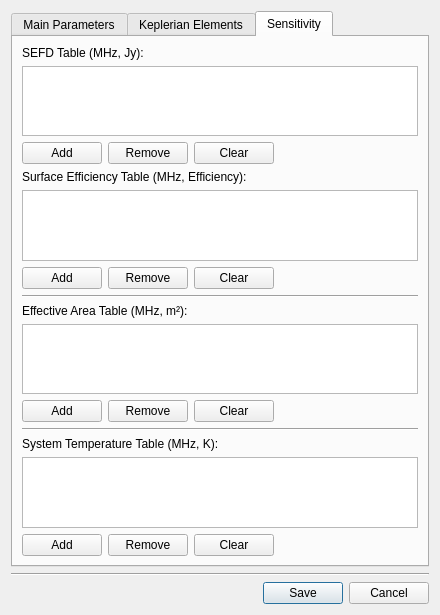
First picture: the form in pastrocore/gui_pyside/dialog_editor_space_telescope.ui, repository Torward1024/pAstroCORE, before the edit.
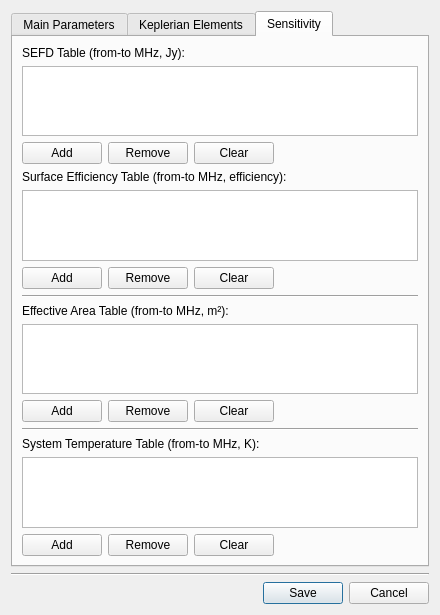
Second picture: the form after the edit. The open tabs and pages were chosen to show the change. Icons and pictures are not drawn.

Commit message:
17.09.2026 -- E1, part 1: a measured table says what it holds for.
A row of the SEFD, system temperature, aperture efficiency and effective area
tables is `(f_min, f_max, value)`: what was measured and the range it holds
for. A band is given a value only by a row covering its frequency, and ranges
in one table may not overlap, so no frequency has two answers.

What changed in the file:
```diff
--- a/pastrocore/gui_pyside/dialog_editor_space_telescope.ui
+++ b/pastrocore/gui_pyside/dialog_editor_space_telescope.ui
@@ -549,7 +549,7 @@
        <item row="0" column="0" colspan="2">
         <widget class="QLabel" name="labelSefdTable">
          <property name="text">
-          <string>SEFD Table (MHz, Jy):</string>
+          <string>SEFD Table (from-to MHz, Jy):</string>
          </property>
         </widget>
        </item>
@@ -649,7 +649,7 @@
        <item row="4" column="0" colspan="2">
         <widget class="QLabel" name="labelSurfaceEfficiencyTable">
          <property name="text">
-          <string>Surface Efficiency Table (MHz, Efficiency):</string>
+          <string>Surface Efficiency Table (from-to MHz, efficiency):</string>
          </property>
         </widget>
        </item>
@@ -710,14 +710,14 @@
        <item row="8" column="0" colspan="2">
         <widget class="QLabel" name="labelEffectiveAreaTable">
          <property name="text">
-          <string>Effective Area Table (MHz, m²):</string>
+          <string>Effective Area Table (from-to MHz, m²):</string>
          </property>
         </widget>
        </item>
        <item row="12" column="0" colspan="2">
         <widget class="QLabel" name="labelSystemTemperatureTable">
          <property name="text">
-          <string>&lt;html&gt;&lt;head/&gt;&lt;body&gt;&lt;p&gt;System Temperature Table (MHz, K):&lt;/p&gt;&lt;/body&gt;&lt;/html&gt;</string>
+          <string>&lt;html&gt;&lt;head/&gt;&lt;body&gt;&lt;p&gt;System Temperature Table (from-to MHz, K):&lt;/p&gt;&lt;/body&gt;&lt;/html&gt;</string>
          </property>
         </widget>
        </item>
```
The commit also changes 15 other files.
